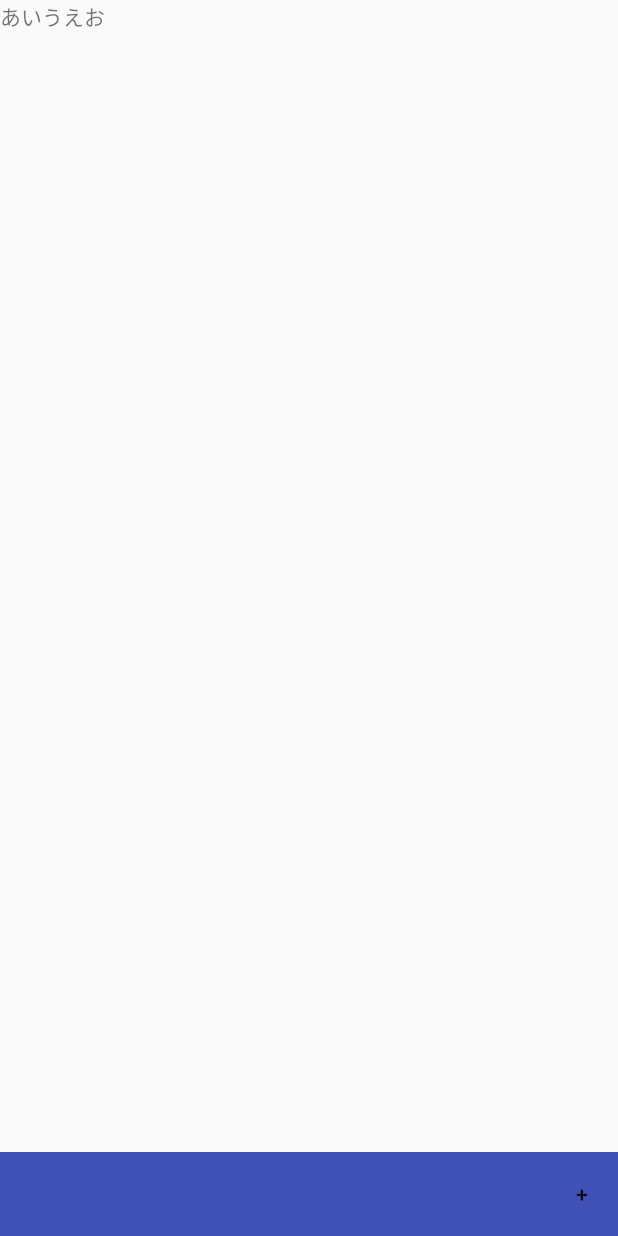
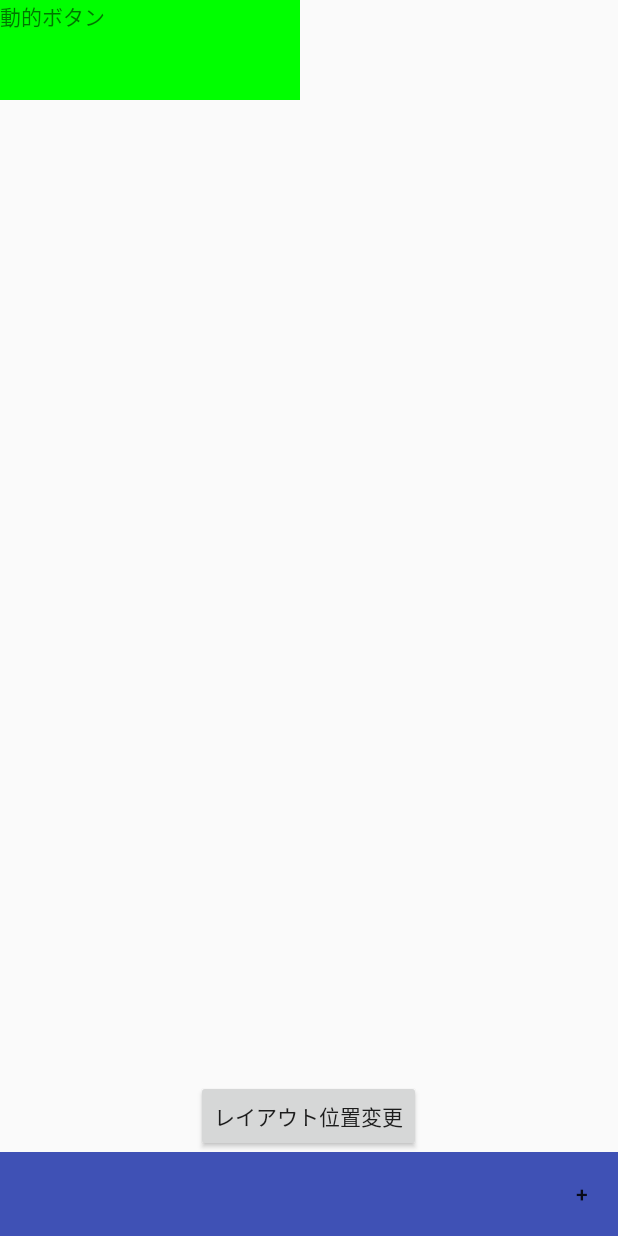
Before and after one commit to takahide0422/MemoApplication, an Android app: the screen it shows after launch (MainActivity), on a phone screen of 412 x 824 dp. Run offline under Robolectric (Android 15) with nearby library versions, the phone set to English and light mode, and no system bars.

Commit message:
viewの移動後の位置を固定

```diff
--- a/app/src/main/java/com/takahide/memoapplication/view/MainActivity.java
+++ b/app/src/main/java/com/takahide/memoapplication/view/MainActivity.java
@@ -23,36 +23,50 @@ import com.takahide.memoapplication.R;
  */
 
 public class MainActivity extends AppCompatActivity
-    implements Toolbar.OnMenuItemClickListener, View.OnClickListener {
+    implements Toolbar.OnMenuItemClickListener {
 
     private Toolbar toolbar;
 
     private RelativeLayout layout;
+
 
     @Override
     protected void onCreate (Bundle savedInstanceState ) {
         super.onCreate ( savedInstanceState );
         setContentView ( R.layout.activity_main );
 
+
         Log.d ( "mainActivity", "creating the MainActivity" );
 
+        layout = (RelativeLayout) findViewById ( R.id.layout );
+
+        setupView();
+    }
+
+    void setupView () {
         toolbar = (Toolbar) findViewById ( R.id.toolbar );
         toolbar.inflateMenu( R.menu.toolbar_menu );
         toolbar.setOnMenuItemClickListener ( this );
 
-        layout = (RelativeLayout) findViewById ( R.id.layout );
+        ( (Button) findViewById ( R.id.button ) ).setOnClickListener ( buttonClickListener );
+
         initButton();
     }
 
 
     void initButton () {
         Log.d ( "mainActivity", "initButton" );
-        MemoObject memo = MemoObject.createInstance ( this, layout );
+        MemoObject memo = new MemoObject( this );
+        memo.setupInstance ( this );
         memo.setText ( "動的ボタン" );
         memo.setOnTouchListener ( memo );
-        memo.setOnClickListener ( this );
+        memo.setOnClickListener ( objectClickListener );
         layout.addView ( memo );
     }
+
+
+
+
 
 
 
@@ -66,11 +80,19 @@ public class MainActivity extends AppCompatActivity
         return true;
     }
 
-    @Override
-    public void onClick ( View v ) {
-        Log.d ( "mainActivity", "onClick" );
-        Snackbar.make ( layout, "button pushed", Snackbar.LENGTH_SHORT ).show();
-    }
+    View.OnClickListener buttonClickListener = new View.OnClickListener () {
+        @Override
+        public void onClick ( View v ) {
+        }
+    };
+
+    View.OnClickListener objectClickListener = new View.OnClickListener () {
+        @Override
+        public void onClick ( View v ) {
+            Log.d ( "mainActivity", "onClick" );
+            Snackbar.make ( layout, "button pushed", Snackbar.LENGTH_SHORT ).show();
+        }
+    };
 
 
     @Override
--- a/app/src/main/res/layout/activity_board.xml
+++ b/app/src/main/res/layout/activity_board.xml
@@ -7,10 +7,5 @@
     android:layout_height="match_parent"
     android:layout_marginBottom="?attr/actionBarSize" >
 
-    <TextView
-        android:id="@+id/textView"
-        android:layout_width="wrap_content"
-        android:layout_height="wrap_content"
-        android:text="あいうえお"/>
 
 </RelativeLayout>
--- a/app/src/main/res/layout/activity_main.xml
+++ b/app/src/main/res/layout/activity_main.xml
@@ -4,9 +4,21 @@
     android:layout_width="match_parent"
     android:layout_height="match_parent">
 
-    <include
-        layout="@layout/activity_board"
-        android:id="@+id/layout" />
+    <RelativeLayout
+        android:id="@+id/layout"
+        android:layout_marginBottom="?attr/actionBarSize"
+        android:layout_height="match_parent"
+        android:layout_width="match_parent" >
+
+        <Button
+            android:id="@+id/button"
+            android:layout_width="wrap_content"
+            android:layout_height="wrap_content"
+            android:layout_alignParentBottom="true"
+            android:layout_centerHorizontal="true"
+            android:text="レイアウト位置変更"/>
+
+    </RelativeLayout>
 
     <android.support.v7.widget.Toolbar
         android:id="@+id/toolbar"
```
Also changed, not shown: app/src/main/java/com/takahide/memoapplication/MemoObject.java (+4 -7 lines).
